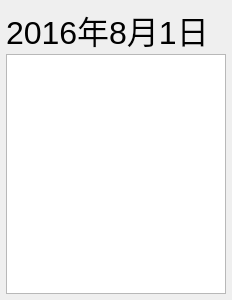
Old version of the form DayInfoWidget.ui in the repository wangrunji0408/QtCalendar.
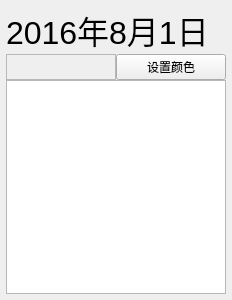
New version of the form.

Commit message: 修改一天的颜色

Diff of the .ui file:
```diff
--- a/DayInfoWidget.ui
+++ b/DayInfoWidget.ui
@@ -41,6 +41,33 @@
      </property>
     </widget>
    </item>
+   <item>
+    <layout class="QHBoxLayout" name="horizontalLayout">
+     <item>
+      <widget class="QFrame" name="colorShow">
+       <property name="minimumSize">
+        <size>
+         <width>30</width>
+         <height>0</height>
+        </size>
+       </property>
+       <property name="frameShape">
+        <enum>QFrame::StyledPanel</enum>
+       </property>
+       <property name="frameShadow">
+        <enum>QFrame::Raised</enum>
+       </property>
+      </widget>
+     </item>
+     <item>
+      <widget class="QPushButton" name="pushButton">
+       <property name="text">
+        <string>设置颜色</string>
+       </property>
+      </widget>
+     </item>
+    </layout>
+   </item>
    <item>
     <widget class="QListWidget" name="itemList"/>
    </item>
```
The commit also changes 2 other files.
